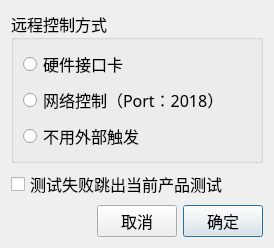
Qt form UiFiles/clsRunningSettings.ui (caicaiking/WKELightWave) before a commit.
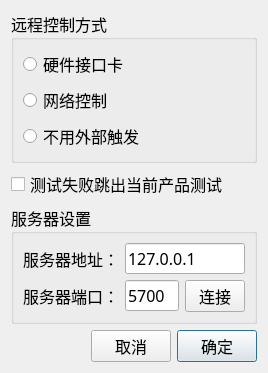
The same form after that commit.

Commit message: 2018/3/16 将软件从服务器等待外来连接，变成了连接服务器

```diff
--- a/UiFiles/clsRunningSettings.ui
+++ b/UiFiles/clsRunningSettings.ui
@@ -6,8 +6,8 @@
    <rect>
     <x>0</x>
     <y>0</y>
-    <width>274</width>
-    <height>184</height>
+    <width>268</width>
+    <height>280</height>
    </rect>
   </property>
   <property name="windowTitle">
@@ -55,7 +55,7 @@
          </font>
         </property>
         <property name="text">
-         <string>网络控制（Port：2018）</string>
+         <string>网络控制</string>
         </property>
        </widget>
       </item>
@@ -88,6 +88,108 @@
      </property>
     </widget>
    </item>
+   <item>
+    <widget class="QGroupBox" name="groupBox_2">
+     <property name="font">
+      <font>
+       <family>楷体</family>
+       <pointsize>12</pointsize>
+      </font>
+     </property>
+     <property name="title">
+      <string>服务器设置</string>
+     </property>
+     <layout class="QVBoxLayout" name="verticalLayout_3">
+      <item>
+       <layout class="QGridLayout" name="gridLayout">
+        <item row="0" column="0">
+         <widget class="QLabel" name="label">
+          <property name="font">
+           <font>
+            <family>楷体</family>
+            <pointsize>12</pointsize>
+           </font>
+          </property>
+          <property name="text">
+           <string>服务器地址：</string>
+          </property>
+         </widget>
+        </item>
+        <item row="0" column="1" colspan="2">
+         <widget class="QLineEdit" name="txtIp">
+          <property name="maximumSize">
+           <size>
+            <width>150</width>
+            <height>16777215</height>
+           </size>
+          </property>
+          <property name="font">
+           <font>
+            <family>楷体</family>
+            <pointsize>12</pointsize>
+           </font>
+          </property>
+          <property name="text">
+           <string>127.0.0.1</string>
+          </property>
+         </widget>
+        </item>
+        <item row="1" column="0">
+         <widget class="QLabel" name="label_2">
+          <property name="font">
+           <font>
+            <family>楷体</family>
+            <pointsize>12</pointsize>
+           </font>
+          </property>
+          <property name="text">
+           <string>服务器端口：</string>
+          </property>
+         </widget>
+        </item>
+        <item row="1" column="1">
+         <widget class="QLineEdit" name="txtPort">
+          <property name="maximumSize">
+           <size>
+            <width>60</width>
+            <height>16777215</height>
+           </size>
+          </property>
+          <property name="font">
+           <font>
+            <family>楷体</family>
+            <pointsize>12</pointsize>
+           </font>
+          </property>
+          <property name="text">
+           <string>5700</string>
+          </property>
+         </widget>
+        </item>
+        <item row="1" column="2">
+         <widget class="QPushButton" name="btnConnect">
+          <property name="maximumSize">
+           <size>
+            <width>60</width>
+            <height>16777215</height>
+           </size>
+          </property>
+          <property name="font">
+           <font>
+            <family>楷体</family>
+            <pointsize>12</pointsize>
+           </font>
+          </property>
+          <property name="text">
+           <string>连接</string>
+          </property>
+         </widget>
+        </item>
+       </layout>
+      </item>
+     </layout>
+    </widget>
+   </item>
    <item>
     <layout class="QHBoxLayout" name="horizontalLayout">
      <item>
```
The commit also changes 32 other files.
